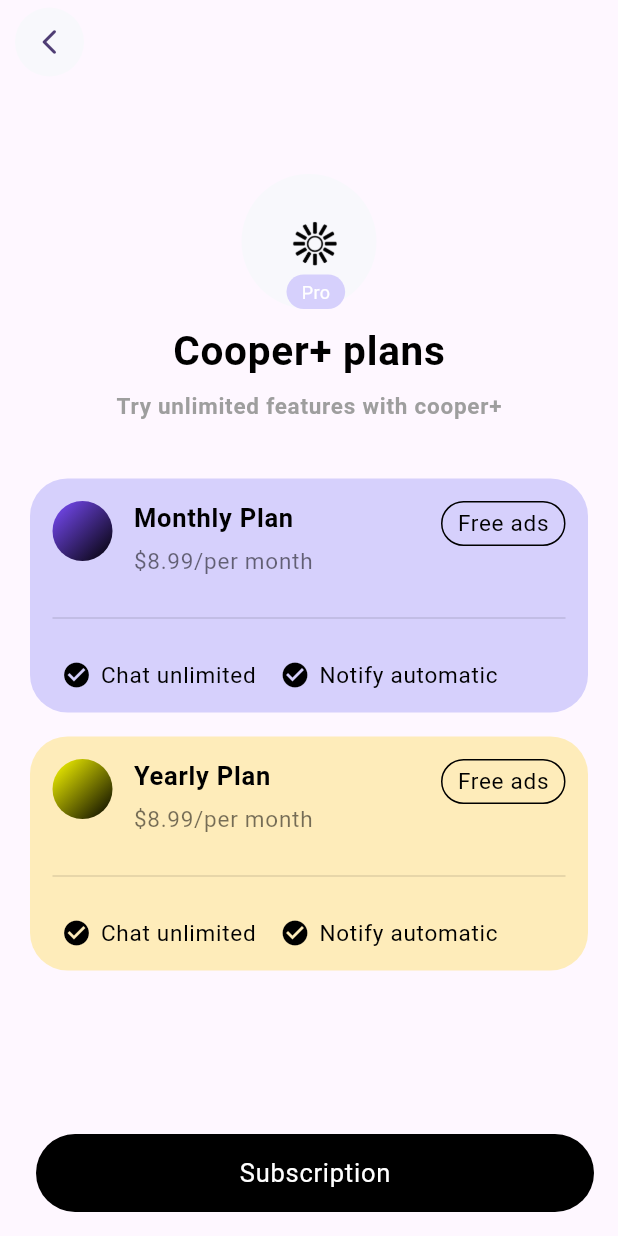
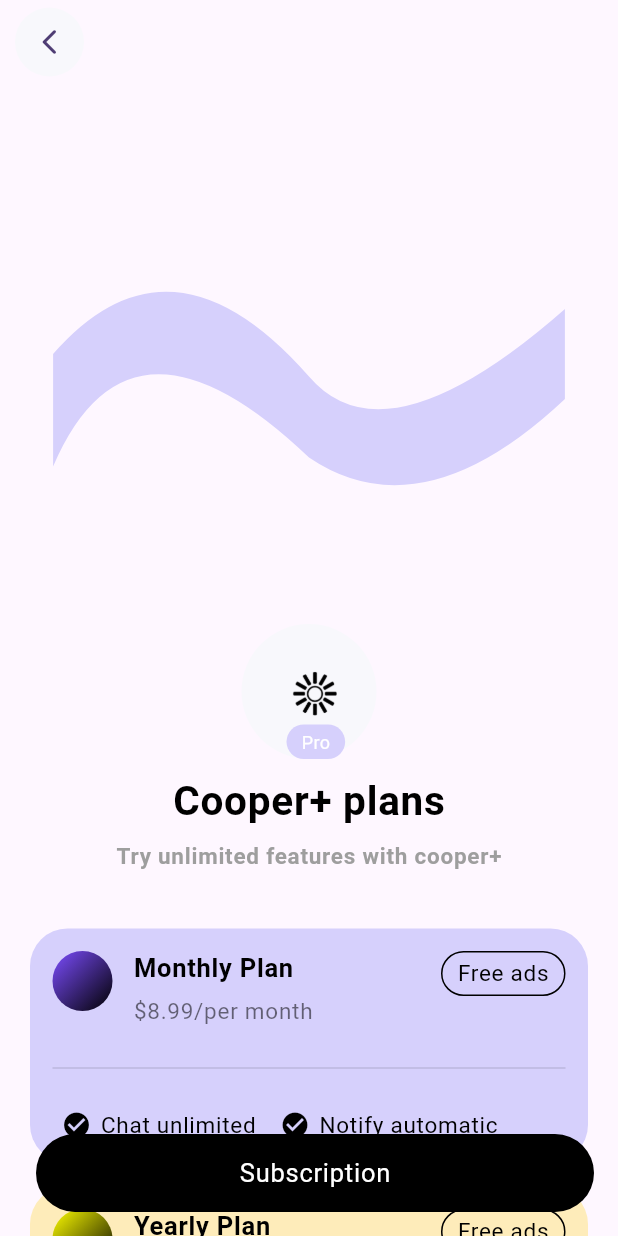
Before and after one commit to crashsonu-tasks/cooperai, a Flutter app: the screen it shows after launch, on a phone screen of 412 x 824 dp. Run offline on Flutter 3.47's test engine with Material 3 defaults, Android fonts, the phone set to English and light mode, and no system bars; our stand-ins replace font_awesome_flutter.

Commit message:
designs in precess.

```diff
--- a/lib/views/plan/view.dart
+++ b/lib/views/plan/view.dart
@@ -1,4 +1,5 @@
 // All Flutter Built-in Imports Here.
+import 'package:cooperai/views/wavy_design.dart';
 import 'package:flutter/material.dart';
 
 // All Custom Imports Here.
@@ -58,6 +59,7 @@ class PlanBodyWidget extends StatelessWidget {
           crossAxisAlignment: CrossAxisAlignment.center,
           children: [
             const SizedBox(height: 40),
+            WavyContainer(height: 300, color: AppColors.purpleDark),
             iconHeaderWidget(),
             const SizedBox(
               height: 30,
--- /dev/null
+++ b/lib/views/wavy_design.dart
@@ -0,0 +1,70 @@
+// All Flutter Built-in Imports Here.
+import 'package:cooperai/constants/texts.dart';
+import 'package:flutter/material.dart';
+
+// All Custom Imports Here.
+
+// All Native Imports Here.
+
+// All Attributes or Constants Here.
+
+class TildeClipper extends CustomClipper<Path> {
+  @override
+  Path getClip(Size size) {
+    var path = Path();
+
+    path.lineTo(0, size.height * 0.40);
+
+    var firstControlPoint = Offset(size.width * 0.23, size.height * 0.10);
+    var firstEndPoint = Offset(size.width * 0.5, size.height * 0.45);
+    var secondControlPoint = Offset(size.width * 0.65, size.height * 0.65);
+    var secondEndPoint = Offset(size.width, size.height * 0.30);
+
+    path.quadraticBezierTo(firstControlPoint.dx, firstControlPoint.dy,
+        firstEndPoint.dx, firstEndPoint.dy);
+    path.quadraticBezierTo(secondControlPoint.dx, secondControlPoint.dy,
+        secondEndPoint.dx, secondEndPoint.dy);
+
+    path.lineTo(size.width, size.height * 0.50);
+
+    var thirdControlPoint = Offset(size.width * 0.72, size.height * 0.80);
+    var thirdEndPoint = Offset(size.width * 0.5, size.height * 0.63);
+    var fourthControlPoint = Offset(size.width * 0.15, size.height * 0.25);
+    var fourthEndPoint = Offset(0, size.height * 0.65);
+
+    path.quadraticBezierTo(thirdControlPoint.dx, thirdControlPoint.dy,
+        thirdEndPoint.dx, thirdEndPoint.dy);
+    path.quadraticBezierTo(fourthControlPoint.dx, fourthControlPoint.dy,
+        fourthEndPoint.dx, fourthEndPoint.dy);
+
+    path.lineTo(0, size.height * 0.25);
+
+    path.close();
+    return path;
+  }
+
+  @override
+  bool shouldReclip(CustomClipper<Path> oldClipper) => false;
+}
+
+class WavyContainer extends StatelessWidget {
+  final double height;
+  final Color color;
+
+  const WavyContainer({super.key,required this.height, required this.color});
+
+  @override
+  Widget build(BuildContext context) {
+    return ClipPath(
+      clipper: TildeClipper(),
+      child: Container(
+        height: height,
+        color: color,
+        child: const AppText(
+            text: 'Unlimited features with cooper',
+            textSize: 24,
+            color: Colors.black),
+      ),
+    );
+  }
+}
```
Also changed, not shown: lib/views/home/view.dart (+22 -4 lines), lib/views/widgets.dart (added, +7 -0 lines).
